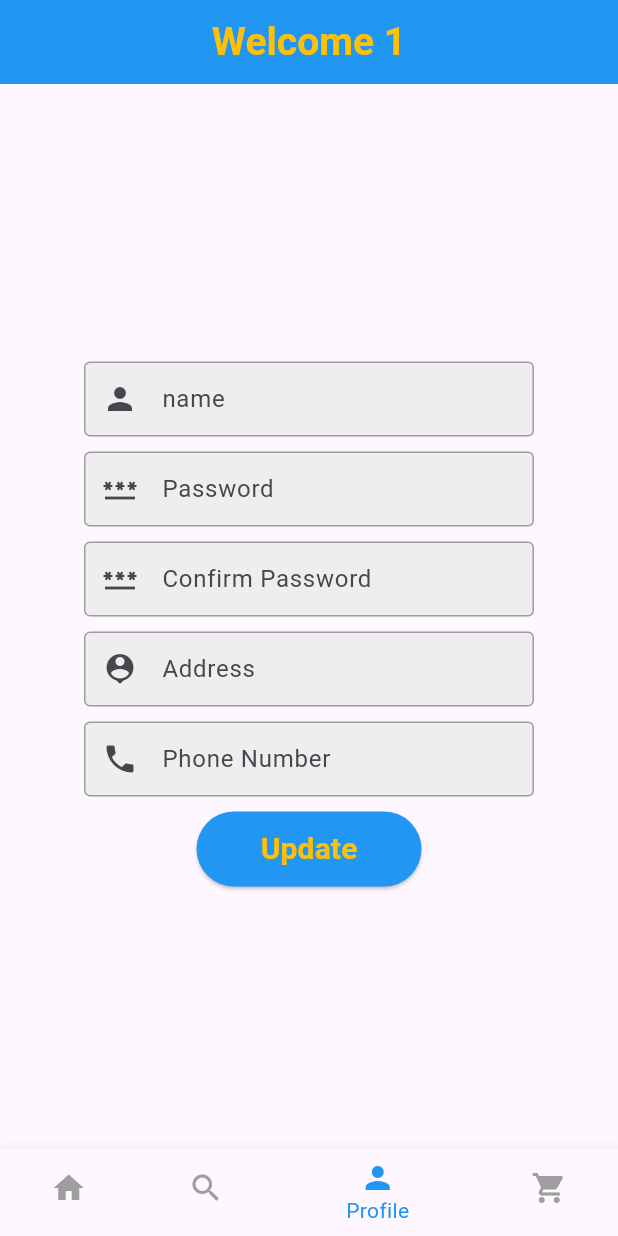
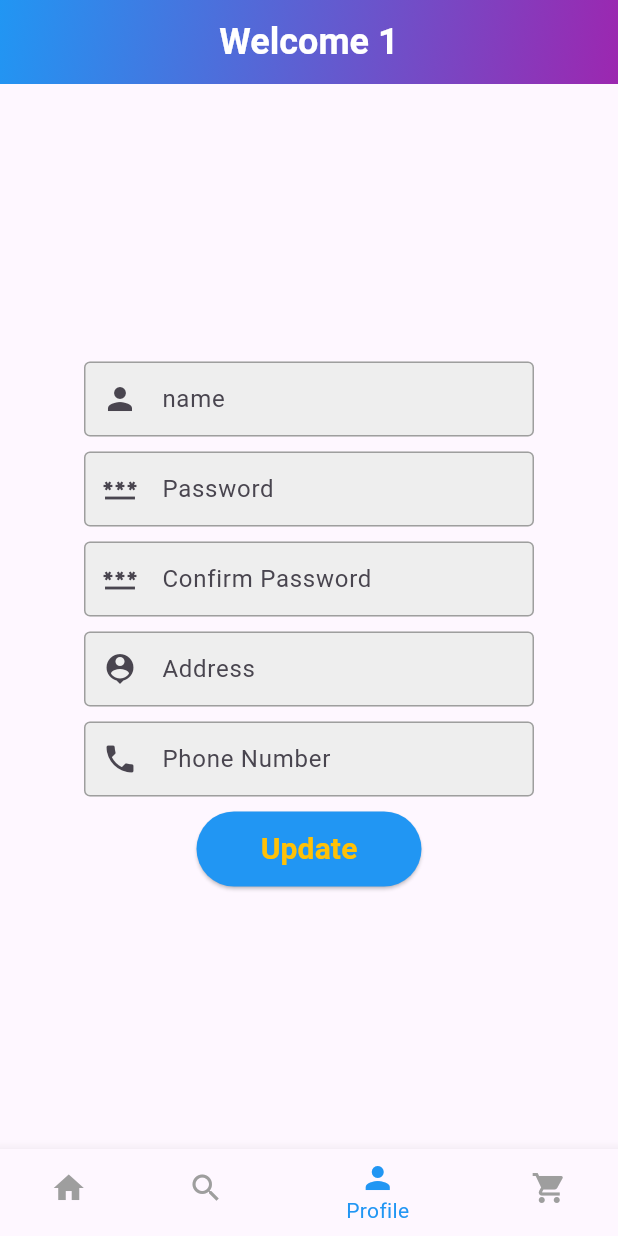
Before and after one commit to MINA000000/design_pattern, a Flutter app: the screen it shows after launch, item 3 of the bottom bar chosen, on a phone screen of 412 x 824 dp. Run offline on Flutter 3.47's test engine with Material 3 defaults, Android fonts, the phone set to English and light mode, and no system bars; our stand-ins replace sqflite, sqflite_common_ffi; accounts and stored records are empty.

```diff
--- a/lib/user_package/user_main_page.dart
+++ b/lib/user_package/user_main_page.dart
@@ -33,15 +33,24 @@ class _UserMainPageState extends State<UserMainPage> {
     return Scaffold(
       appBar: AppBar(
         title: Text(
-          "Welcome ${widget.id_customer}",
+          "Welcome ${widget.id_customer}", // Display username
           style: TextStyle(
-            fontSize: 26,
+            fontSize: 24,
             fontWeight: FontWeight.bold,
-            color: Colors.amber,
+            color: Colors.white,
           ),
         ),
         centerTitle: true,
-        backgroundColor: Colors.blue,
+        flexibleSpace: Container(
+          decoration: BoxDecoration(
+            gradient: LinearGradient(
+              colors: [Colors.blue, Colors.purple], // Gradient background
+              begin: Alignment.topLeft,
+              end: Alignment.bottomRight,
+            ),
+          ),
+        ),
+        elevation: 10, // Shadow effect
       ),
       body: _pages[_currentIndex],
       bottomNavigationBar: BottomNavigationBar(
```
Also changed, not shown: lib/user_package/search_package/search_page.dart (+99 -24 lines).
